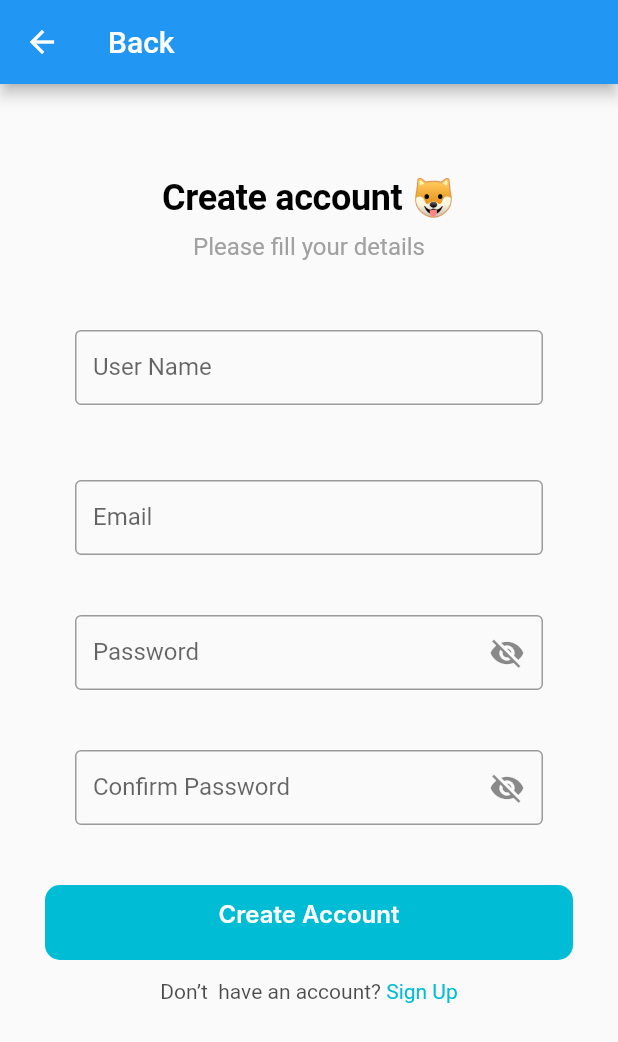
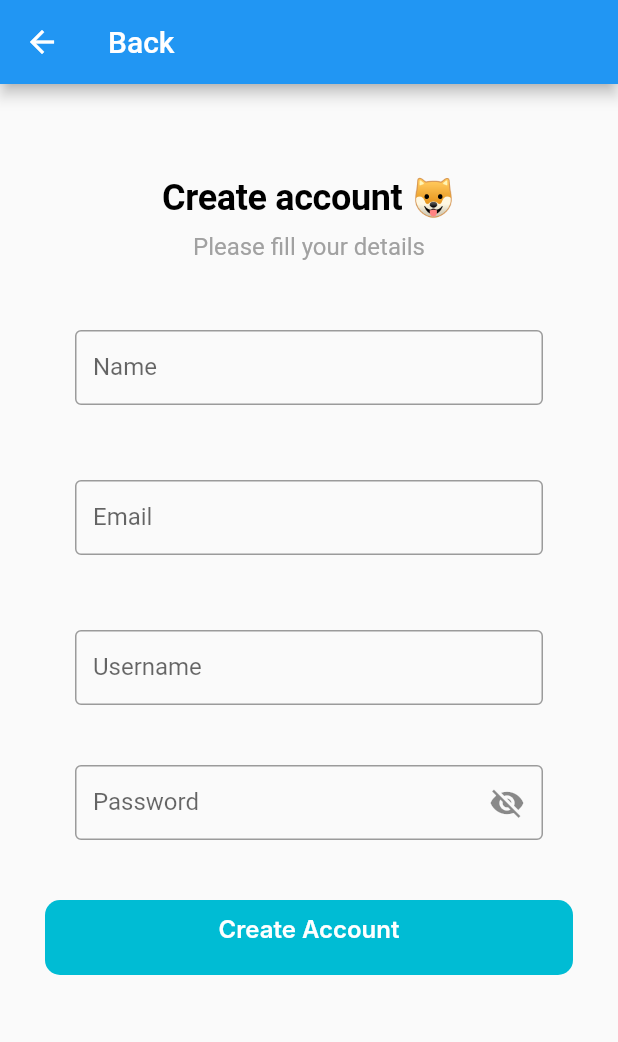
Before and after one commit to Grupo-3-VetVantage/PawPointVet, a Flutter app: the SignupVet screen opened directly, on a phone screen of 412 x 824 dp. Shown: the top 1042 px of the screen. Run offline on Flutter 3.47's test engine with Material 2 defaults, Android fonts, the phone set to English and light mode, and no system bars; network calls fail; Roboto replaces fonts that are missing (Inter, SF Pro Text, Space Grotesk).

Commit message:
add-signup services

```diff
--- /dev/null
+++ b/lib/model/veterinary_model.dart
@@ -0,0 +1,53 @@
+class Veterinary {
+  final String id;
+  final String name;
+  final String lastname;
+  final String speciality;
+  final String email;
+  final String password;
+  final String phone;
+  final String addres;
+
+  const Veterinary(
+      {required this.id,
+      required this.name,
+      required this.lastname,
+      required this.speciality,
+      required this.email,
+      required this.password,
+      required this.phone,
+      required this.addres});
+
+  Veterinary.fromJson(Map<String, dynamic> json)
+      : id = json["id"],
+        name = json["name"],
+        lastname = json["lastname"],
+        speciality = json["speciality"],
+        email = json["email"],
+        password = json["password"],
+        phone = json["phone"],
+        addres = json["addres"];
+
+  Map<String, dynamic> toMap() {
+    return {
+      'id': id,
+      'name': name,
+      'lastname': lastname,
+      'speciality': speciality,
+      'email': email,
+      'password': password,
+      'phone': phone,
+      'addres': addres
+    };
+  }
+
+  Veterinary.fromMap(Map<String, dynamic> map)
+      : id = map['id'],
+        name = map['name'],
+        lastname = map['lastname'],
+        speciality = map['speciality'],
+        email = map['email'],
+        password = map['password'],
+        phone = map['phone'],
+        addres = map['addres'];
+}
--- /dev/null
+++ b/lib/model/veterinarylogin_model.dart
@@ -0,0 +1,16 @@
+class VeterinaryLogin {
+  final String email;
+  final String password;
+
+  const VeterinaryLogin({required this.email, required this.password});
+
+  VeterinaryLogin.fromJson(Map<String, dynamic> json)
+      : email = json["email"],
+        password = json["password"];
+
+  Map<String , dynamic> toMap(){
+    return {'email':email, 'password': password};
+  }
+
+  VeterinaryLogin.fromMap(Map<String,dynamic> map): email = map['email'], password = map['password'];
+}
--- /dev/null
+++ b/lib/model/veterinarysignup_model.dart
@@ -0,0 +1,33 @@
+class VeterinarySignup {
+  final String email;
+  final String password;
+  final String name;
+  final String username;
+
+  const VeterinarySignup(
+      {required this.email,
+      required this.password,
+      required this.name,
+      required this.username});
+
+  VeterinarySignup.fromJson(Map<String, dynamic> json)
+      : email = json["email"],
+        password = json["password"],
+        name = json["name"],
+        username = json["username"];
+
+  Map<String, dynamic> toMap() {
+    return {
+      'email': email,
+      'password': password,
+      'name': name,
+      'username': username
+    };
+  }
+
+  VeterinarySignup.fromMap(Map<String, dynamic> map)
+      : email = map['email'],
+        password = map['password'],
+        name = map['name'],
+        username = map['username'];
+}
--- a/lib/screens/signup_vet.dart
+++ b/lib/screens/signup_vet.dart
@@ -1,5 +1,11 @@
 import 'package:flutter/gestures.dart';
 import 'package:flutter/material.dart';
+import 'package:veterinariesapp/model/veterinarysignup_model.dart';
+import 'package:veterinariesapp/screens/bar_vet.dart';
+import 'package:veterinariesapp/screens/citas_vet.dart';
+import 'package:veterinariesapp/screens/home_vet.dart';
+import 'package:veterinariesapp/screens/view_profile.dart';
+import 'package:veterinariesapp/services/veterinary_service.dart';
 
 class SignupVet extends StatefulWidget {
   const SignupVet({super.key});
@@ -9,11 +15,18 @@ class SignupVet extends StatefulWidget {
 }
 
 class _SignupVetState extends State<SignupVet> {
-  final TextEditingController usernameController = TextEditingController();
+  final TextEditingController nameController = TextEditingController();
   final TextEditingController passwordController = TextEditingController();
   final TextEditingController emailController = TextEditingController();
-  final TextEditingController confirmPasswordController = TextEditingController();
+  final TextEditingController usernameController = TextEditingController();
   bool isPasswordVisible = false;
+  VeterinaryService? _vetService;
+
+  @override
+  void initState() {
+    _vetService = VeterinaryService();
+    super.initState();
+  }
 
   void togglePasswordVisibility() {
     setState(() {
@@ -21,16 +34,35 @@ class _SignupVetState extends State<SignupVet> {
     });
   }
 
-  void perforLogin() {
-    String username = usernameController.text;
+
+   Future<void> performSignup() async {
+    BuildContext currentContext = context;
+    String name = nameController.text;
     String password = passwordController.text;
     String email = emailController.text;
-    String confirmPassword = confirmPasswordController.text;
+    String username = usernameController.text;
 
-    print('Username: $username');
-    print('Password: $password');
-    print('Email: $email');
-    print('Confirm Password: $confirmPassword');
+    // Validate fields before making the signup request
+    if (name.isEmpty || password.isEmpty || email.isEmpty || username.isEmpty) {
+      // Show an error message or do something to handle the empty fields
+      return;
+    }
+
+    // Create a VeterinarySignup object
+    VeterinarySignup veterinarySignup = VeterinarySignup(
+      email: email,
+      password: password,
+      name: name,
+      username: username,
+    );
+
+    // Make the signup request
+    VeterinarySignup? result = await _vetService?.signup(veterinarySignup);
+
+    // Check the result and navigate to the home screen if successful
+
+    Navigator.push( context,MaterialPageRoute(builder: (context) => const VetCitas()));
+
   }
   @override
   Widget build(BuildContext context) {
@@ -38,7 +70,9 @@ class _SignupVetState extends State<SignupVet> {
       appBar: AppBar(
         title: const Text('Back'),
       ),
-      body: SingleChildScrollView(
+      body: Builder(
+        builder: (BuildContext context) {
+          return SingleChildScrollView(
             child: Padding(
               padding: const EdgeInsets.only(top: 50),
               child: Column(
@@ -74,9 +108,9 @@ class _SignupVetState extends State<SignupVet> {
                         width: 380,
                         height: 50,
                         child: TextField(
-                      controller: usernameController,
+                          controller: nameController,
                           decoration: const InputDecoration(
-                        labelText: 'User Name',
+                            labelText: 'Name',
                             border: OutlineInputBorder(),
                             hintText: 'Jhon Don',
                           ),
@@ -90,11 +124,26 @@ class _SignupVetState extends State<SignupVet> {
                         width: 380,
                         height: 50,
                         child: TextField(
-                      controller: usernameController,
+                          controller: emailController,
                           decoration: const InputDecoration(
                             labelText: 'Email',
                             border: OutlineInputBorder(),
                             hintText: 'example@email.com',
+                          ),
+                        ),
+                      ),
+                    ),
+                    Padding(
+                      padding: const EdgeInsets.only(top: 50,left: 50,right: 50 ),
+                      child: SizedBox(
+                        width: 380,
+                        height: 50,
+                        child: TextField(
+                          controller: usernameController,
+                          decoration: const InputDecoration(
+                            labelText: 'Username',
+                            border: OutlineInputBorder(),
+                            hintText: 'JuanP',
                           ),
                         ),
                       ),
@@ -124,33 +173,12 @@ class _SignupVetState extends State<SignupVet> {
                                    ),
                      ),
 
-                 Padding(
-                   padding: const EdgeInsets.only(top: 40,left: 50,right: 50),
-                   child: SizedBox(
-                    width: 382,
-                    height: 50,
-                    child: TextField(
-                      controller: confirmPasswordController,
-                      decoration:  InputDecoration(
-                        labelText: 'Confirm Password',
-                        suffixIcon: IconButton(
-                            icon: isPasswordVisible
-                              ? const Icon(Icons.visibility)
-                              : const Icon(Icons.visibility_off),
-                          onPressed: togglePasswordVisibility,
-                        ),
-                        border: const OutlineInputBorder(),
-                        hintText: 'Confimr your password',
-                      ),
-                      obscureText: !isPasswordVisible,
-                    ),
-                               ),
-                 ),
-
 
 
                       Padding(
-                   padding: const EdgeInsets.only(top: 40,left: 30,right: 30,bottom: 25),
+                    padding: const EdgeInsets.only(top: 40, left: 30, right: 30, bottom: 25),
+                    child: GestureDetector(
+                      onTap: performSignup, // Call the signup function on button tap
                       child: Container(
                         width: 390,
                         height: 50,
@@ -181,58 +209,14 @@ class _SignupVetState extends State<SignupVet> {
                         ),
                       ),
                     ),
-
-                  Padding(
-                    padding: const EdgeInsets.only(left: 50,right: 50),
-                    child: Text.rich(
-                    TextSpan(
-                        children: [
-                            TextSpan(
-                                text: 'Don’t  have an account?',
-                                style: TextStyle(
-                                    color: Colors.black.withOpacity(0.699999988079071),
-                                    fontSize: 14,
-                                    fontFamily: 'SF Pro Text',
-                                    fontWeight: FontWeight.w400,
-                                    height: 0.09,
-                                ),
-                            ),
-                            const TextSpan(
-                                text: ' ',
-                                style: TextStyle(
-                                    color: Colors.black,
-                                    fontSize: 14,
-                                    fontFamily: 'SF Pro Text',
-                                    fontWeight: FontWeight.w400,
-                                    height: 0.09,
-                                ),
-                            ),
-                             TextSpan(
-                                text: 'Sign Up',
-                                style:  const TextStyle(
-                                    color: Colors.cyan,
-                                    fontSize: 14,
-                                    fontFamily: 'SF Pro Text',
-                                    fontWeight: FontWeight.w400,
-                                    height: 0.09,
-                                ),
-                                recognizer:
-                                TapGestureRecognizer()..onTap= (){
-                                    Navigator.push(context,MaterialPageRoute(builder: (context)=>const SignupVet()));
-                                  }
-
                   ),
 
-                        ],
-                    ),
-
-
-                    ),
-                  )
 
                 ],
               ),
             ),
+          );
+        }
       ),
     );
   }
--- a/pubspec.yaml
+++ b/pubspec.yaml
@@ -9,6 +9,10 @@ environment:
 dependencies:
   flutter:
     sdk: flutter
+  http: ^1.1.0
+  infinite_scroll_pagination: ^4.0.0
+  path: ^1.8.3
+  sqflite: ^2.3.0
 
 dev_dependencies:
   flutter_test:
```
Also changed, not shown: lib/screens/bar_vet.dart (+7 -7 lines), lib/screens/login_vet.dart (+21 -8 lines), lib/services/veterinary_service.dart (added, +71 -0 lines), pubspec.lock. Lines whose indentation alone changed are shown as unchanged.
